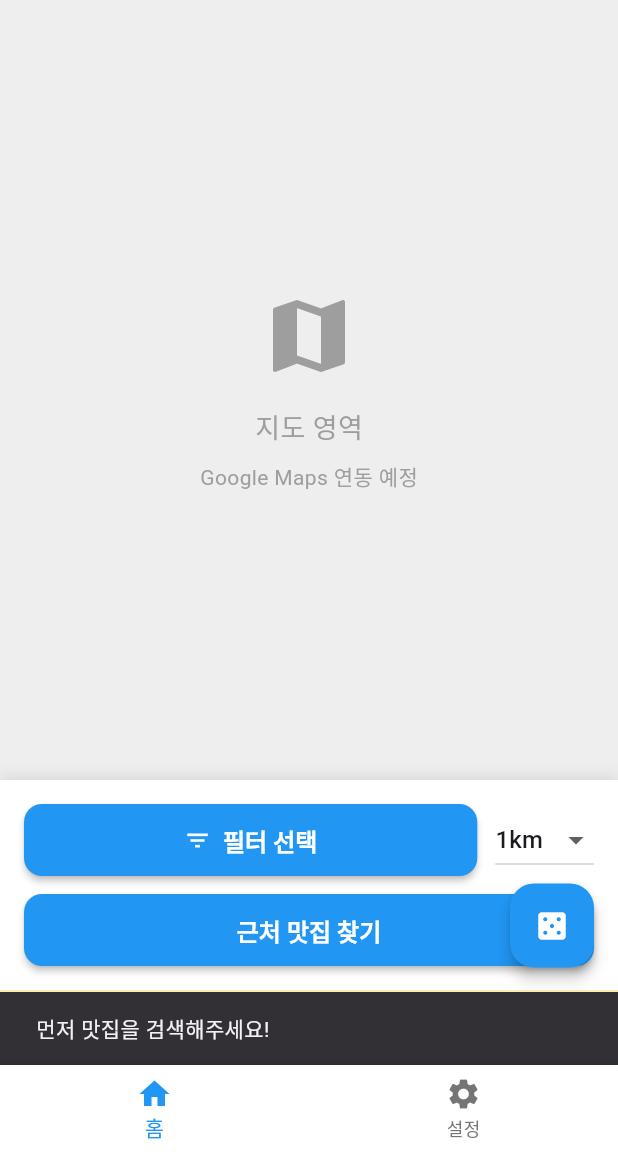
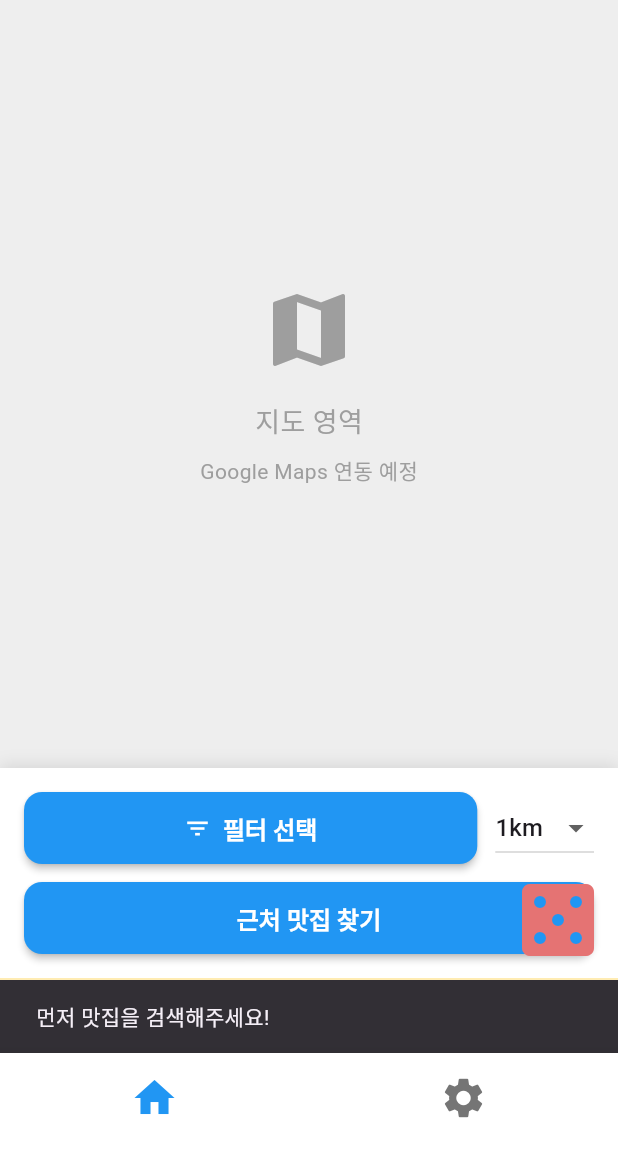
Before and after one commit to seulda/captain_mamma, a Flutter app: the screen it shows after launch, after a tap on the "casino" icon, on a phone screen of 412 x 824 dp, the part 84-1236 px from its top. Run offline on Flutter 3.47's test engine with Material 3 defaults, Android fonts, the light colour scheme and no system bars; our stand-ins replace dio, flutter_dotenv, geocoding, geolocator, go_router, google_sign_in and 2 more; accounts and stored records are empty; Roboto replaces fonts that are missing (NotoSansKR).

Commit message:
refactor: 하단 탭, 플로팅버튼 디자인 수정

```diff
--- a/lib/screens/main_screen.dart
+++ b/lib/screens/main_screen.dart
@@ -162,21 +162,40 @@ class _MainScreenState extends State<MainScreen> {
       // 플로팅 액션 버튼 (랜덤 선택)
       floatingActionButton: FloatingActionButton(
         onPressed: _selectRandomRestaurant,
-        child: const Icon(Icons.casino),
+        backgroundColor: Colors.transparent,
+        elevation: 0,
+        child: const Icon(
+          Icons.casino,
+          size: 64,
+          color: Color(0xFFE57373),
+        ),
       ),
 
       // 하단 탭바
       bottomNavigationBar: BottomNavigationBar(
         currentIndex: _currentIndex,
-        onTap: (index) => setState(() => _currentIndex = index),
+        iconSize: 32,
+        showSelectedLabels: false, // 선택된 라벨 숨기기
+        showUnselectedLabels: false, // 선택되지 않은 라벨 숨기기
+        onTap: (index) {
+          if (index == 0) {
+            // 홈 탭 - 현재 화면이므로 인덱스만 변경
+            setState(() => _currentIndex = index);
+          } else if (index == 1) {
+            // 설정 탭 - 설정 화면으로 이동 (홈 탭 상태 유지)
+            AppNavigation.toSettings();
+            // 설정 화면으로 이동 후에도 홈 탭이 선택된 상태로 유지
+            setState(() => _currentIndex = 0);
+          }
+        },
         items: const [
           BottomNavigationBarItem(
             icon: Icon(Icons.home),
-            label: '홈',
+            label: '',
           ),
           BottomNavigationBarItem(
             icon: Icon(Icons.settings),
-            label: '설정',
+            label: '',
           ),
         ],
       ),
```
